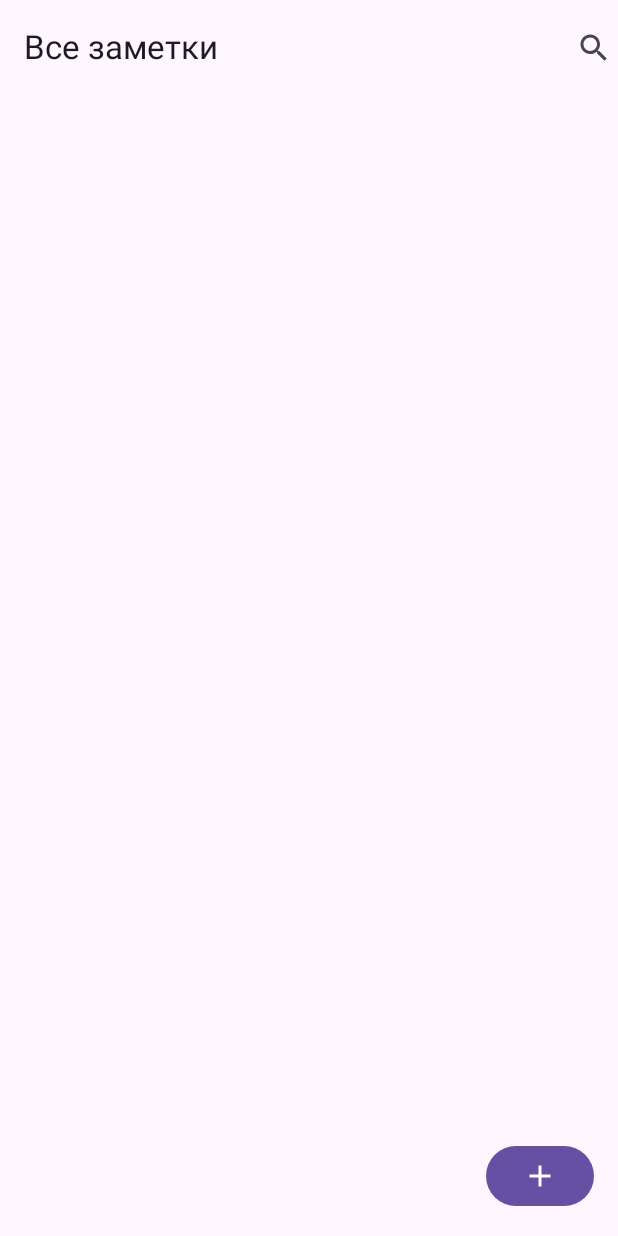
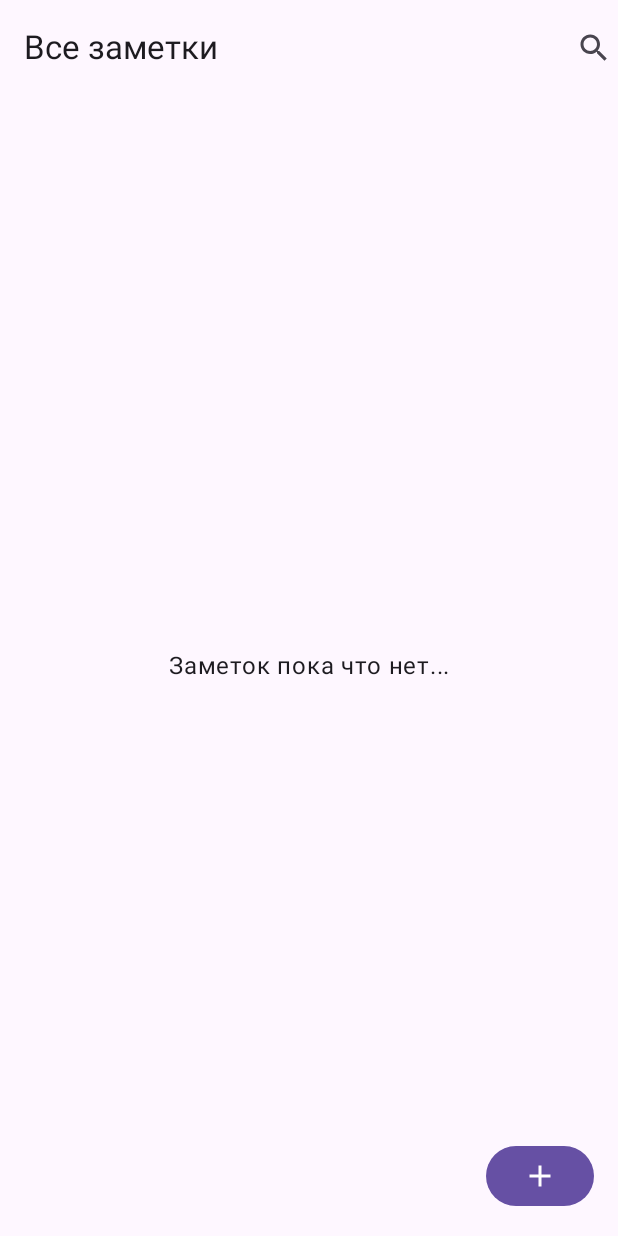
Before and after one commit to DanilYaremaka/ShiftLab2024NotesApp, an Android app built with Jetpack Compose: the screen it shows after launch (MainActivity), on a phone screen of 412 x 824 dp. Run offline under Robolectric (Android 15) with nearby library versions, the phone set to English and light mode, and no system bars; our stand-ins replace Room's generated code.

Commit message:
добавил сообщение на экран заметок, если список заметок пуст

```diff
--- a/feature/notes/src/main/kotlin/com/example/shiftlab2024notesapp/notes/presentation/NotesViewModel.kt
+++ b/feature/notes/src/main/kotlin/com/example/shiftlab2024notesapp/notes/presentation/NotesViewModel.kt
@@ -44,6 +44,8 @@ class NotesViewModel(
     }
 
     fun addNote() {
+        val state = state.value
+        if (state !is NotesState.Content) return
         viewModelScope.launch {
             try {
                 addNoteUseCase(
--- a/feature/notes/src/main/kotlin/com/example/shiftlab2024notesapp/notes/ui/ContentComponent.kt
+++ b/feature/notes/src/main/kotlin/com/example/shiftlab2024notesapp/notes/ui/ContentComponent.kt
@@ -1,8 +1,10 @@
 package com.example.shiftlab2024notesapp.notes.ui
 
+import android.util.Log
 import androidx.compose.foundation.background
 import androidx.compose.foundation.clickable
 import androidx.compose.foundation.layout.Arrangement
+import androidx.compose.foundation.layout.Box
 import androidx.compose.foundation.layout.PaddingValues
 import androidx.compose.foundation.layout.Row
 import androidx.compose.foundation.layout.fillMaxSize
@@ -33,6 +35,7 @@ import androidx.compose.ui.Modifier
 import androidx.compose.ui.graphics.Color
 import androidx.compose.ui.res.stringResource
 import androidx.compose.ui.text.font.FontWeight
+import androidx.compose.ui.text.style.TextAlign
 import androidx.compose.ui.text.style.TextOverflow
 import androidx.compose.ui.unit.dp
 import androidx.compose.ui.unit.sp
@@ -66,6 +69,44 @@ fun ContentComponent(
         },
         floatingActionButtonPosition = FabPosition.End
     ) { paddingValues ->
+        Log.d("ContentComponent", "${notes.size}\n$notes")
+        if (notes.isNotEmpty())
+            NotesListNotEmpty(
+                notes = notes,
+                onItemSelected = onItemSelected,
+                swipedToDelete = swipedToDelete,
+                paddingValues = paddingValues
+            )
+        else NoteListEmpty(paddingValues = paddingValues)
+    }
+}
+
+@Composable
+fun NoteListEmpty(
+    paddingValues: PaddingValues
+) {
+    Box(
+        modifier = Modifier
+            .fillMaxSize()
+            .padding(paddingValues)
+    ) {
+        Text(
+            text = "Заметок пока что нет...",
+            modifier = Modifier
+                .align(Alignment.Center),
+            textAlign = TextAlign.Center
+        )
+    }
+}
+
+@OptIn(ExperimentalMaterial3Api::class)
+@Composable
+fun NotesListNotEmpty(
+    notes: List<Note>,
+    onItemSelected: (note: Note) -> Unit,
+    swipedToDelete: (note: Note) -> Unit,
+    paddingValues: PaddingValues
+) {
     LazyVerticalStaggeredGrid(
         columns = StaggeredGridCells.Fixed(2) ,
         modifier = Modifier
@@ -82,7 +123,7 @@ fun ContentComponent(
         //verticalArrangement = Arrangement.spacedBy(8.dp),
         //reverseLayout = true
     ) {
-            items(notes, { it.hashCode() }) { note ->
+        items(notes, { it.id.hashCode() }) { note ->
             val dismissBoxState = rememberSwipeToDismissBoxState(
                 confirmValueChange = {
                     when (it) {
@@ -114,7 +155,6 @@ fun ContentComponent(
                 )
             }
 
-            }
         }
     }
 }
```
Lines whose indentation alone changed are shown as unchanged.
